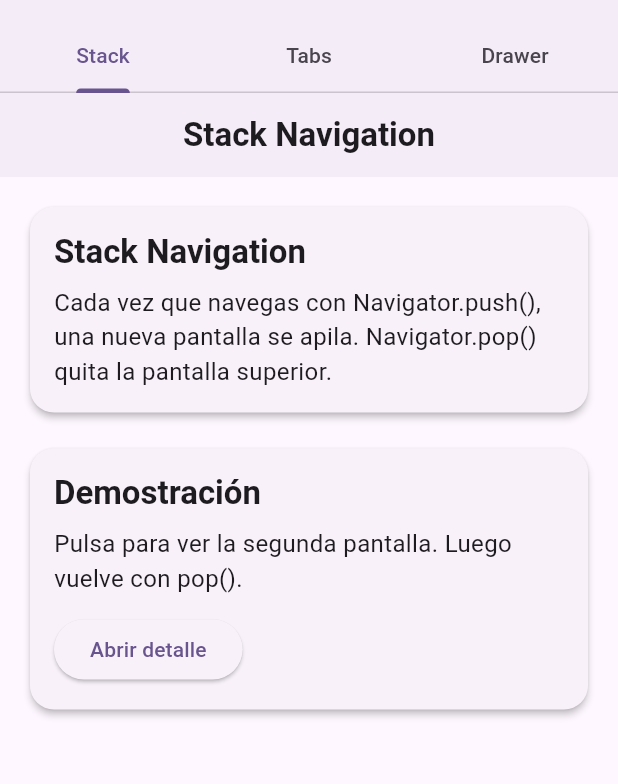
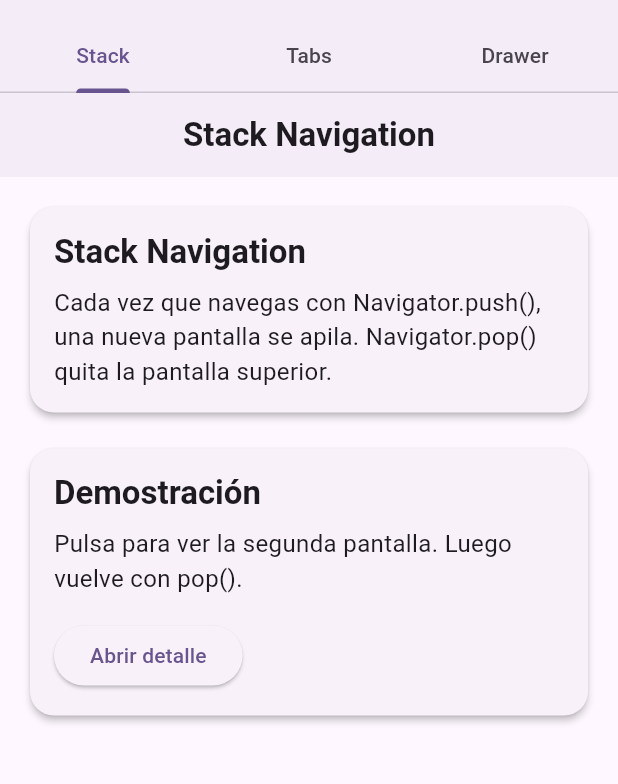
Before and after one commit to marcdevelopez/flutter-dart-labs, a Flutter app: the screen it shows after launch, on a phone screen of 412 x 824 dp, the part 63-847 px from its top. Run offline on Flutter 3.47's test engine with Material 3 defaults, Android fonts, the phone set to English and light mode, and no system bars.

Commit message:
feat(_7_navigation_in_flutter): align info card with theme styles

```diff
--- a/mini_exercises/_7_navigation_in_flutter/lib/widgets/info_card.dart
+++ b/mini_exercises/_7_navigation_in_flutter/lib/widgets/info_card.dart
@@ -1,5 +1,6 @@
 import 'package:flutter/material.dart';
 
+// Pequeña tarjeta de información reutilizable
 class InfoCard extends StatelessWidget {
   final String title;
   final String description;
@@ -14,17 +15,18 @@ class InfoCard extends StatelessWidget {
 
   @override
   Widget build(BuildContext context) {
+    final theme = Theme.of(context);
+
     return Card(
-      margin: const EdgeInsets.all(12),
       child: Padding(
         padding: const EdgeInsets.all(16),
         child: Column(
           crossAxisAlignment: CrossAxisAlignment.start,
           children: [
-            Text(title, style: Theme.of(context).textTheme.titleLarge),
+            Text(title, style: theme.textTheme.titleLarge),
             const SizedBox(height: 8),
-            Text(description),
-            if (child != null) ...[const SizedBox(height: 12), child!],
+            Text(description, style: theme.textTheme.bodyMedium),
+            if (child != null) ...[const SizedBox(height: 16), child!],
           ],
         ),
       ),
```
